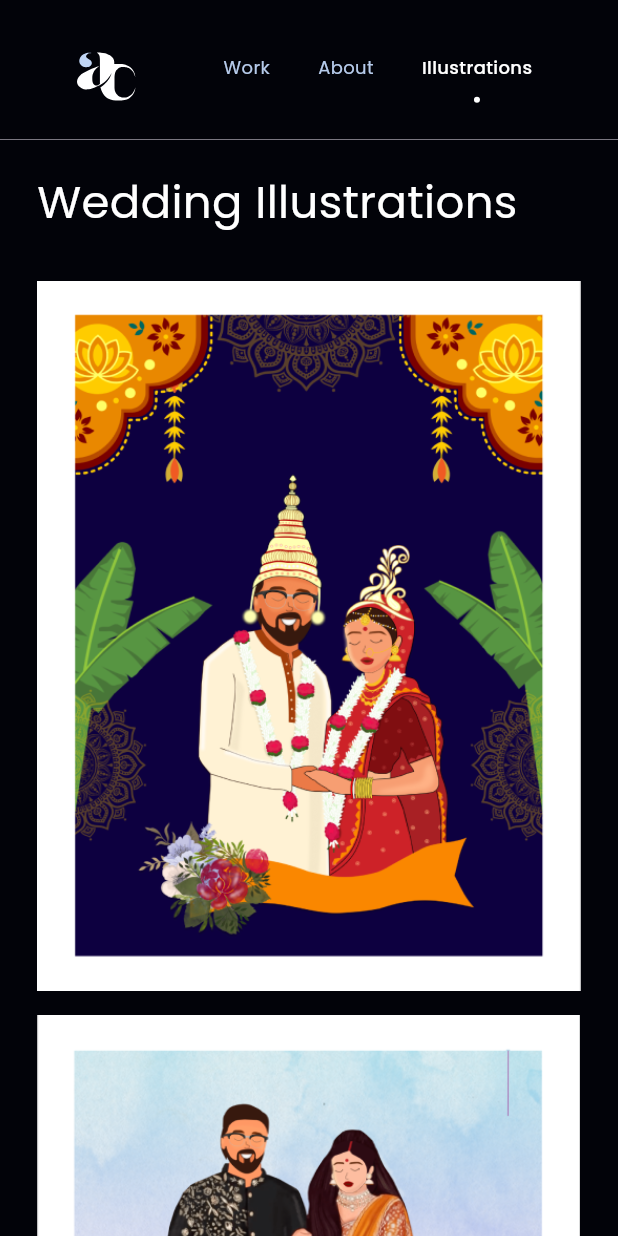
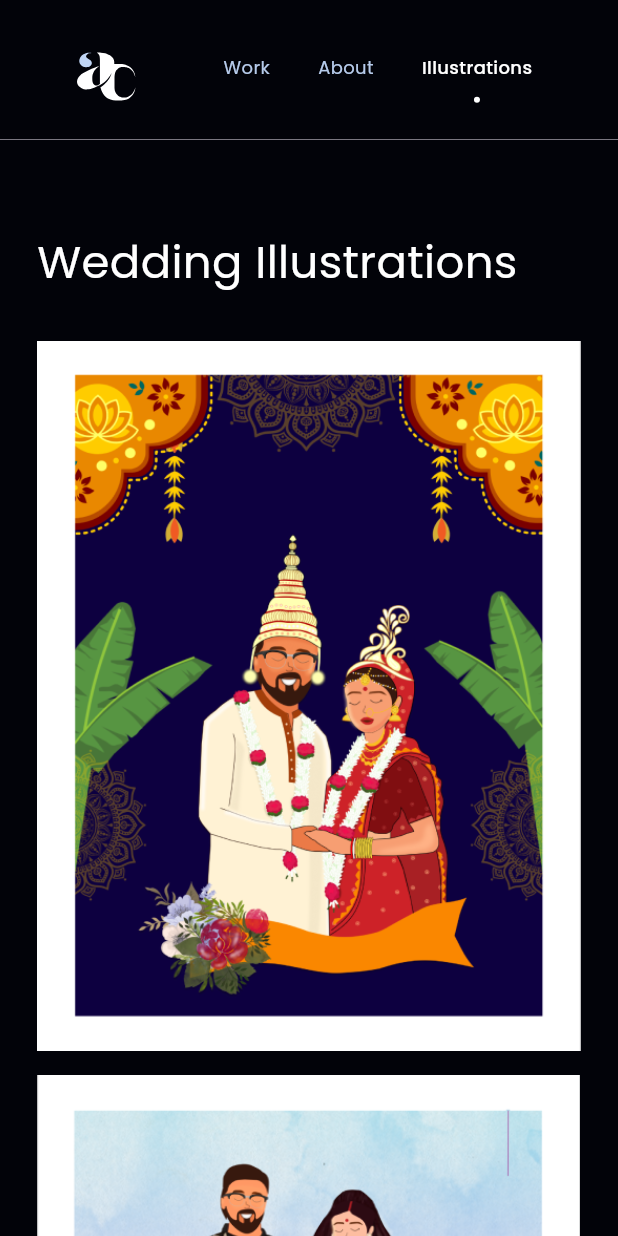
Before and after one commit to by-aparna/by-aparna.github.io, a Flutter app: the screen it shows after launch, after a tap on "About", after a tap on "Illustrations", on a phone screen of 412 x 824 dp. Run offline on Flutter 3.47's test engine with Material 3 defaults, Android fonts, the phone set to English and light mode, and no system bars; our stand-ins replace flutter_svg, google_fonts, responsive_framework; missing offline and left inert: animated_emoji.

Commit message:
fixed illustration and added click to logo

```diff
--- a/lib/view/home/home.dart
+++ b/lib/view/home/home.dart
@@ -87,8 +87,11 @@ class _HomePageState extends State<HomePage> {
       child: Row(
         mainAxisSize: MainAxisSize.max,
         children: [
-          SvgPicture.asset(
-              '${FilePath.imgAssetPath}aparna_chatterjee_logo.svg'),
+          GestureDetector(
+            onTap: () => _handleMenuClick(-1),
+            child: SvgPicture.asset(
+                '${FilePath.imgAssetPath}aparna_chatterjee_logo.svg'),
+          ),
           const Spacer(),
           _menu(
             title: Strings.menu_work,
@@ -114,7 +117,9 @@ class _HomePageState extends State<HomePage> {
     if (pageIndex != index) {
       setState(() {
         pageIndex = index;
-        _animatePage(index);
+        if (pageIndex != -1) {
+          _animatePage(index);
+        }
       });
     }
   }
@@ -134,8 +139,7 @@ class _HomePageState extends State<HomePage> {
             ),
             Expanded(
               child: PageView.builder(
-                scrollDirection: Axis.vertical,
-                physics: const NeverScrollableScrollPhysics(),
+                scrollDirection: Axis.horizontal,
                 controller: controller,
                 onPageChanged: (page) {
                   setState(() {
--- a/lib/view/home/pages/illustration.dart
+++ b/lib/view/home/pages/illustration.dart
@@ -10,7 +10,9 @@ class Illustrations extends StatelessWidget {
   @override
   Widget build(BuildContext context) {
     return Column(
+      crossAxisAlignment: CrossAxisAlignment.start,
       children: [
+        const SizedBox(height: 40),
         Align(
           alignment: Alignment.centerLeft,
           child: Text(
@@ -21,7 +23,6 @@ class Illustrations extends StatelessWidget {
         ),
         const SizedBox(height: Dimens.defaultPadding),
         Wrap(
-          alignment: WrapAlignment.spaceEvenly,
           spacing: 24,
           runSpacing: 16,
           children: [
```
